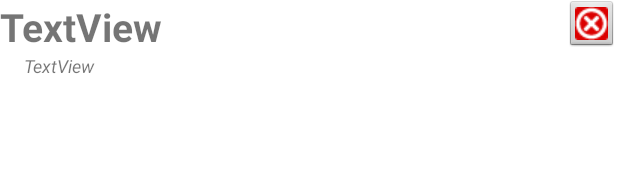
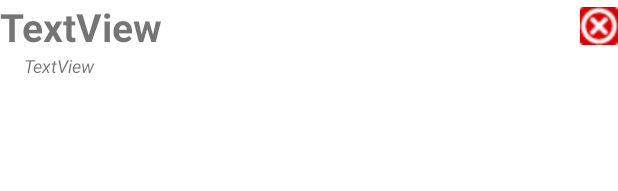
Before and after one commit to Kearns-Alex-School/Android-StatTracker, an Android app: the layout custom_layout_character.xml on its own in the app's theme, with its tools: preview values and no code run, on a phone screen of 412 x 824 dp. Shown: the top 191 px of the screen. Run offline under Robolectric (Android 15) with nearby library versions, the phone set to English and light mode, and no system bars.

Commit message:
Working home screen image for delete button

```diff
--- a/app/src/main/java/cs246/groupApp/dndapp/CharacterAdapter.java
+++ b/app/src/main/java/cs246/groupApp/dndapp/CharacterAdapter.java
@@ -26,7 +26,7 @@ public class CharacterAdapter extends ArrayAdapter<CharacterDataModel> implement
     private static class ViewHolder {
         TextView txtName;
         TextView txtNotes;
-        ImageButton bDelete;
+        Button bDelete;
     }
 
     /**
--- a/app/src/main/res/layout/custom_layout_character.xml
+++ b/app/src/main/res/layout/custom_layout_character.xml
@@ -35,7 +35,7 @@
             app:layout_constraintTop_toTopOf="parent" />
 
 
-        <ImageButton
+        <!--ImageButton
             android:id="@+id/Delete"
             style="@android:style/Widget.ImageButton"
             android:layout_width="35dp"
@@ -46,23 +46,23 @@
             android:src="@drawable/cancel"
             app:layout_constraintBottom_toBottomOf="@+id/Message"
             app:layout_constraintEnd_toEndOf="parent"
-            app:layout_constraintTop_toTopOf="@+id/Message"/>
+            app:layout_constraintTop_toTopOf="@+id/Message"/-->
 
-        <!--Button
+        <Button
             android:id="@+id/Delete"
             style="@android:style/Widget.Button"
-            android:layout_width="35dp"
-            android:layout_height="35dp"
+            android:layout_width="25dp"
+            android:layout_height="25dp"
             android:layout_gravity="center"
             android:layout_weight="0"
             android:focusable="false"
-            android:text="-"
+            android:background="@drawable/cancel"
             android:textAlignment="center"
             android:textAllCaps="false"
             android:textStyle="bold"
             app:layout_constraintBottom_toBottomOf="@+id/Message"
             app:layout_constraintEnd_toEndOf="parent"
-            app:layout_constraintTop_toTopOf="@+id/Message" /-->
+            app:layout_constraintTop_toTopOf="@+id/Message" />
 
     </LinearLayout>
 
--- a/app/src/main/res/xml/prefs.xml
+++ b/app/src/main/res/xml/prefs.xml
@@ -3,7 +3,7 @@
     xmlns:android="http://schemas.android.com/apk/res/android">
 
     <PreferenceCategory
-        android:title="Dice Settings" >
+        android:title="Dice Settings">
 
         <EditTextPreference
             android:defaultValue="6"
```
